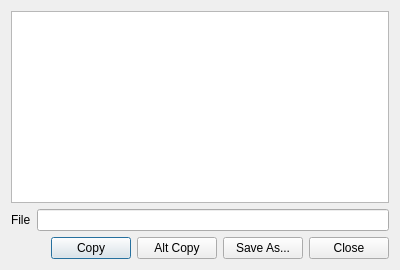
This is Qr49/sources/checkoutdatadialog.ui in pa23/r49 as Qt 5 draws it before an edit. The edited form follows.
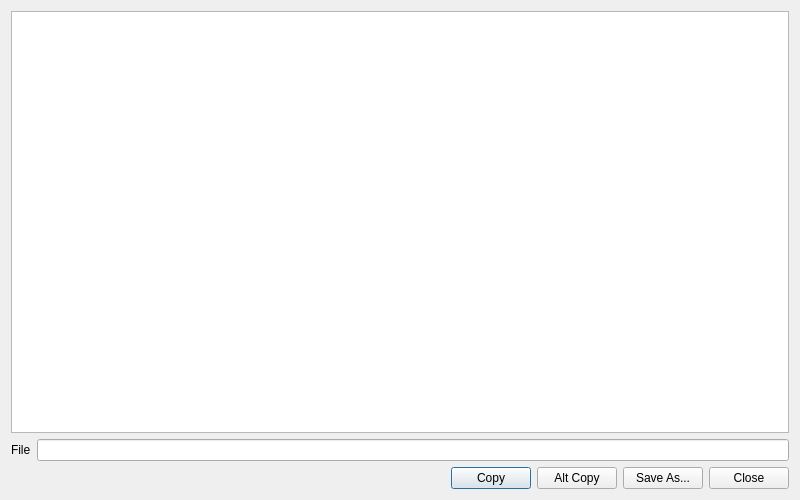
This is the edited form. Icons and pictures are not drawn.

Patch:
```diff
--- a/Qr49/sources/checkoutdatadialog.ui
+++ b/Qr49/sources/checkoutdatadialog.ui
@@ -27,9 +27,6 @@
     <normaloff>:/icons/icons/toxic.png</normaloff>:/icons/icons/toxic.png</iconset>
   </property>
   <layout class="QVBoxLayout" name="verticalLayout">
-   <property name="sizeConstraint">
-    <enum>QLayout::SetFixedSize</enum>
-   </property>
    <item>
     <widget class="QPlainTextEdit" name="plainTextEdit_CheckoutData">
      <property name="font">
```
